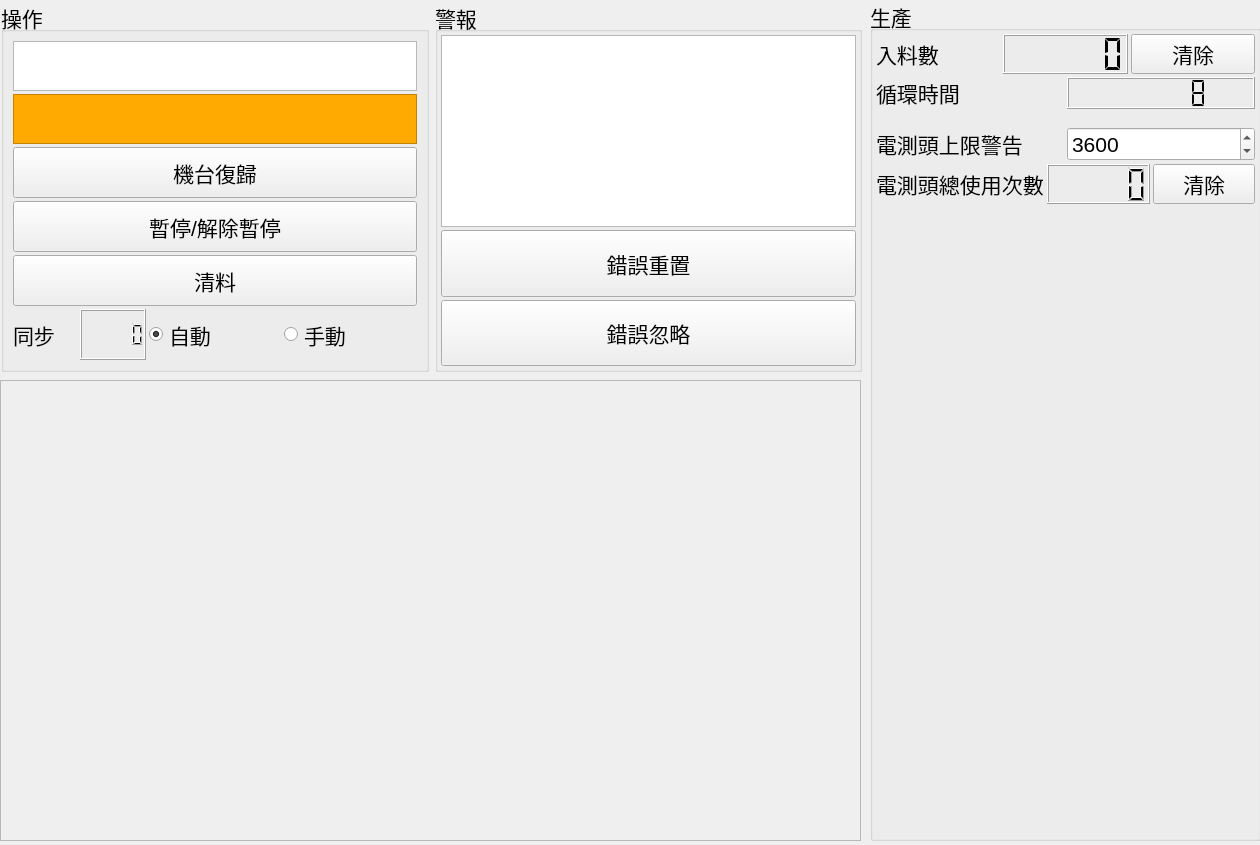
This is bank-view/frontcontrolpanel.ui in smandyscom/front-base-widget as Qt 5 draws it before an edit. The edited form follows.
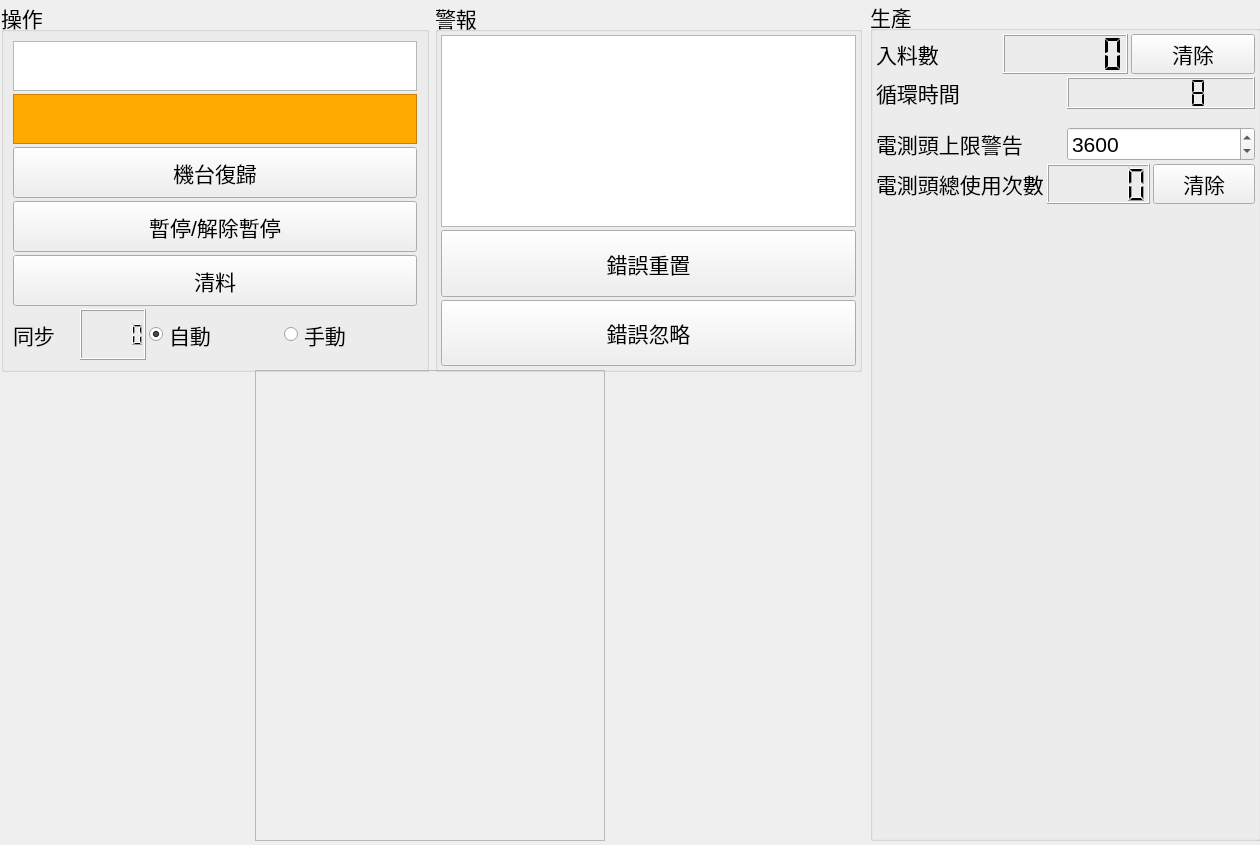
This is the edited form.

What changed in the file:
```diff
--- a/bank-view/frontcontrolpanel.ui
+++ b/bank-view/frontcontrolpanel.ui
@@ -494,9 +494,9 @@
    <property name="geometry">
     <rect>
      <x>0</x>
-     <y>380</y>
+     <y>370</y>
      <width>861</width>
-     <height>461</height>
+     <height>471</height>
     </rect>
    </property>
    <layout class="QHBoxLayout" name="horizontalLayout">
@@ -509,6 +509,18 @@
     </item>
     <item>
      <widget class="QFrame" name="frameWorking">
+      <property name="sizePolicy">
+       <sizepolicy hsizetype="Preferred" vsizetype="Preferred">
+        <horstretch>0</horstretch>
+        <verstretch>0</verstretch>
+       </sizepolicy>
+      </property>
+      <property name="maximumSize">
+       <size>
+        <width>350</width>
+        <height>16777215</height>
+       </size>
+      </property>
       <property name="frameShape">
        <enum>QFrame::StyledPanel</enum>
       </property>
```
